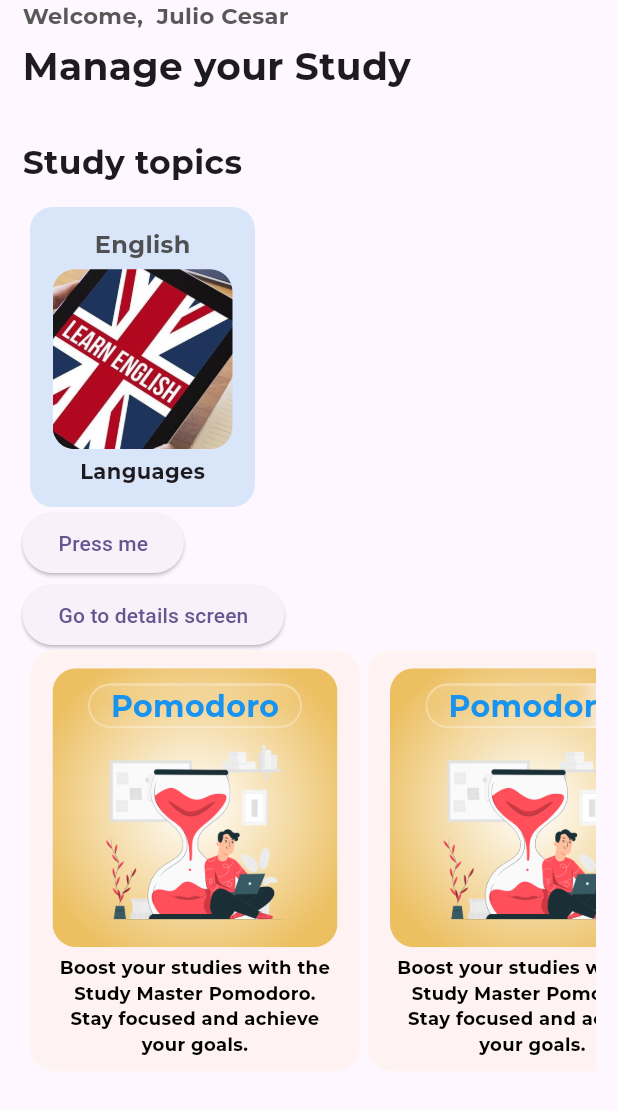
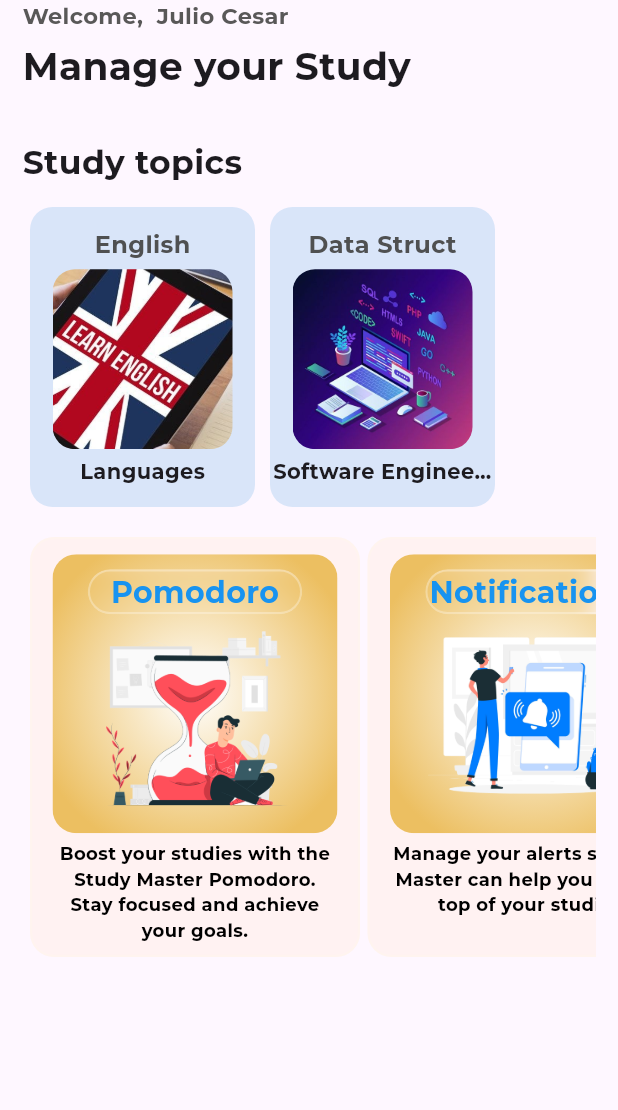
Before and after one commit to Julio1901/study-master, a Flutter app: the screen it shows after launch, on a phone screen of 412 x 824 dp. Shown: the top 1110 px of the screen. Run offline on Flutter 3.47's test engine with Material 3 defaults, Android fonts, the phone set to English and light mode, and no system bars; project files that could hold a hidden picture were left out.

Commit message:
CardFeatureList class icon param type changed; Home Screen adapted to use CardFeatureList with new param type

```diff
--- a/features/home/lib/components/card_features_list.dart
+++ b/features/home/lib/components/card_features_list.dart
@@ -8,13 +8,13 @@ import 'package:study_master/common/strings.dart';
 class CardFeaturesList extends StatelessWidget {
   String title;
   String description;
-  IconData icon;
+  String iconName;
 
   CardFeaturesList(
       {super.key,
       required this.title,
       required this.description,
-      required this.icon});
+      required this.iconName});
 
   @override
   Widget build(BuildContext context) {
@@ -22,9 +22,9 @@ class CardFeaturesList extends StatelessWidget {
       width: 220,
       height: 280,
       decoration: BoxDecoration(
-          color: Color.fromARGB(255, 255, 242, 242),
+          color: const Color.fromARGB(255, 255, 242, 242),
           border: Border.all(
-            color: Color.fromARGB(255, 255, 248, 233).withOpacity(0.3),
+            color: const Color.fromARGB(255, 255, 248, 233).withOpacity(0.3),
             width: 1.5,
           ),
           borderRadius: BorderRadius.circular(16)),
@@ -33,19 +33,21 @@ class CardFeaturesList extends StatelessWidget {
         child: Column(
           children: [
             ClipRRect(
-              //Esse container que não está respeitando o tamanho
               child: Container(
                 width: 190,
                 height: 186,
                 decoration: const BoxDecoration(
                     gradient: RadialGradient(
                       colors: [
-                        Colors.white, // Cor no centro
-                        Color.fromARGB(255, 236, 191, 97), // Cor nas bordas
+                        Colors.white,
+                        Color.fromARGB(255, 236, 191, 97),
                       ],
-                      stops: [0.0, 1.0], // Define os pontos de parada do degradê
-                      center: Alignment.center, // Centro do degradê
-                      radius: 0.6, // Raio do degradê
+                      stops: [
+                        0.0,
+                        1.0
+                      ],
+                      center: Alignment.center,
+                      radius: 0.6,
                     ),
                     borderRadius: BorderRadius.all(Radius.circular(16))),
                 child: Column(
@@ -66,7 +68,6 @@ class CardFeaturesList extends StatelessWidget {
                                 color: Colors.white.withOpacity(0.3),
                                 width: 1.5,
                               ),
-                              //  color: Colors.black12
                             ),
                             child: Row(
                               mainAxisAlignment: MainAxisAlignment.center,
@@ -89,11 +90,9 @@ class CardFeaturesList extends StatelessWidget {
                     ClipRRect(
                         borderRadius: BorderRadius.circular(16),
                         child: Image.asset(
-                          'assets/images/pomodoro-icon-transparent.png',
+                          'assets/images/$iconName',
                           width: 140,
                         ))
-                    // Text(description),
-                    // Icon(icon)
                   ],
                 ),
               ),
@@ -104,7 +103,7 @@ class CardFeaturesList extends StatelessWidget {
                 width: 190,
                 child: Text(
                   textAlign: TextAlign.center,
-                  AppStrings.getString('pomodoro-card-description'),
+                  description,
                   style: const TextStyle(
                       fontSize: 12,
                       color: Colors.black,
--- a/features/home/lib/screens/home_screen.dart
+++ b/features/home/lib/screens/home_screen.dart
@@ -56,7 +56,7 @@ class HomeScreen extends StatelessWidget {
                       fontStyle: FontStyle.normal),
                 ),
               ),
-              Container(
+              SizedBox(
                   width: double.infinity,
                   height: 200,
                   child: Consumer<SubjectListViewModel>(
@@ -76,27 +76,30 @@ class HomeScreen extends StatelessWidget {
                       );
                     },
                   )),
-              Consumer<SubjectListViewModel>(
-                builder: (BuildContext context,
-                    SubjectListViewModel subjectListViewModel, Widget? widget) {
-                  return ElevatedButton(
-                      onPressed: () {
-                        subjectListViewModel.addSubject(Subject(
-                            title: 'Data Struct',
-                            topicName: 'Software Engineering',
-                            imagePath: 'software-logo.png'));
-                      },
-                      child: Text('Press me'));
-                },
+              // Consumer<SubjectListViewModel>(
+              //   builder: (BuildContext context,
+              //       SubjectListViewModel subjectListViewModel, Widget? widget) {
+              //     return ElevatedButton(
+              //         onPressed: () {
+              //           subjectListViewModel.addSubject(Subject(
+              //               title: 'Data Struct',
+              //               topicName: 'Software Engineering',
+              //               imagePath: 'software-logo.png'));
+              //         },
+              //         child: Text('Press me'));
+              //   },
+              // ),
+              // ElevatedButton(
+              //     onPressed: () {
+              //       Navigator.push(context,
+              //           MaterialPageRoute(builder: (context) {
+              //         return SubjectDetailsScreen();
+              //       }));
+              //     },
+              //     child: Text('Go to details screen')),
+              SizedBox(
+                height: 20,
               ),
-              ElevatedButton(
-                  onPressed: () {
-                    Navigator.push(context,
-                        MaterialPageRoute(builder: (context) {
-                      return SubjectDetailsScreen();
-                    }));
-                  },
-                  child: Text('Go to details screen')),
               SingleChildScrollView(
                 scrollDirection: Axis.horizontal,
                 child: Row(
@@ -106,32 +109,24 @@ class HomeScreen extends StatelessWidget {
                       child: CardFeaturesList(
                           title: 'Pomodoro',
                           description:
-                              'Use this Pomodoro to improve your focus',
-                          icon: Icons.alarm_rounded),
+                              AppStrings.getString('pomodoro-card-description'),
+                          iconName: 'pomodoro-icon-transparent.png'),
                     ),
                     Padding(
                       padding: const EdgeInsets.only(left: 5),
                       child: CardFeaturesList(
-                          title: 'Pomodoro',
+                          title: 'Notifications',
                           description:
-                              'Use this Pomodoro to improve your focus',
-                          icon: Icons.lock_clock_rounded),
+                              AppStrings.getString('notification-card-description'),
+                          iconName: 'notifications-icon-transparent.png',),
                     ),
                     Padding(
                       padding: const EdgeInsets.only(left: 5),
                       child: CardFeaturesList(
-                          title: 'Pomodoro',
+                          title: 'Planner',
                           description:
-                              'Use this Pomodoro to improve your focus',
-                          icon: Icons.lock_clock_rounded),
-                    ),
-                    Padding(
-                      padding: const EdgeInsets.only(left: 5),
-                      child: CardFeaturesList(
-                          title: 'Pomodoro',
-                          description:
-                              'Use this Pomodoro to improve your focus',
-                          icon: Icons.lock_clock_rounded),
+                             AppStrings.getString('planner-card-description'),
+                          iconName: 'planner-icon-transparent.png',),
                     ),
                   ],
                 ),
--- a/lib/common/strings.dart
+++ b/lib/common/strings.dart
@@ -36,6 +36,14 @@ class AppStrings {
       AppLanguage.pt: 'Potencialize seus estudos com o pomodoro Study master. Tenha foco e atinja seus objetivos.',
       AppLanguage.en: 'Boost your studies with the Study Master Pomodoro. Stay focused and achieve your goals.',
     },
+     'notification-card-description': {
+      AppLanguage.pt: 'Gerencie seus alertas para o Study Master te ajudar a não esquecer seus estudos.',
+      AppLanguage.en: 'Manage your alerts so Study Master can help you stay on top of your studies.',
+    },
+     'planner-card-description': {
+      AppLanguage.pt: 'Use o Calendário para organizar e agendar seus estudos.',
+      AppLanguage.en: 'Use the Planner to organize and schedule your studies.',
+    },
 
   };
 
--- a/lib/viewModels/subject_list_viewmodel.dart
+++ b/lib/viewModels/subject_list_viewmodel.dart
@@ -4,7 +4,8 @@ import 'package:study_master/models/subject.dart';
 
 class SubjectListViewModel extends ChangeNotifier {
   List<Subject> _subjects = [
-    Subject(title: 'English', topicName: 'Languages', imagePath: 'english-logo.png')
+    Subject(title: 'English', topicName: 'Languages', imagePath: 'english-logo.png'),
+    Subject(title: 'Data Struct', topicName: 'Software Engineering', imagePath: 'software-logo.png')
   ];
 
   List<Subject> get subjects => _subjects;
```
Also changed, not shown: assets/images/notifications-icon-transparent.png (added), assets/images/planner-icon-transparent.png (added). Lines whose indentation alone changed are shown as unchanged.
